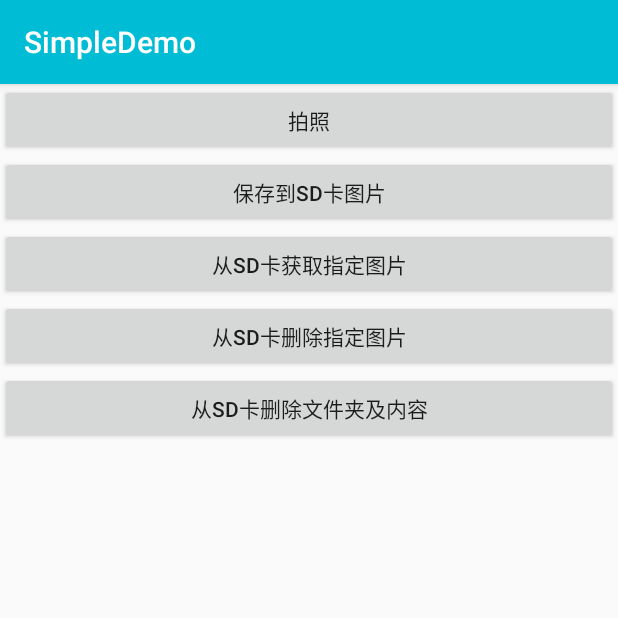
After one commit to dearHaoGeGe/SimpleSample, an Android app: the PicSaveSDActivity screen opened directly, with no data from a screen before it, on a phone screen of 412 x 824 dp, the top half of it. The commit adds this screen. Run offline under Robolectric (Android 15) with nearby library versions, the phone set to English and light mode, and no system bars.

Commit message:
拍照保存SD卡，以及对SD中的图片读取、写入、删除封装类

```diff
--- a/app/src/main/AndroidManifest.xml
+++ b/app/src/main/AndroidManifest.xml
@@ -8,6 +8,8 @@
     <uses-permission android:name="android.permission.WRITE_EXTERNAL_STORAGE" />
     <!--读取SD卡-->
     <uses-permission android:name="android.permission.READ_EXTERNAL_STORAGE" />
+    <!--在SDCard中创建与删除文件权限  -->
+    <uses-permission android:name="android.permission.MOUNT_UNMOUNT_FILESYSTEMS" />
     <!--相机的权限(扫描二维码用到)-->
     <uses-permission android:name="android.permission.CAMERA" />
     <!--允许程序禁用键盘锁-->
@@ -121,6 +123,8 @@
         <activity android:name=".lv_diff_type.LvDifferentTypeAct"/>
         <!-- ListView嵌套ListView -->
         <activity android:name=".lv_nesting_lv.NestOneActivity"/>
+        <!-- 调取相机拍照保存在本地，并且显示出来 -->
+        <activity android:name=".pic_save_sd.PicSaveSDActivity"/>
 
 
         <!-- Service的生命周期 -->
--- /dev/null
+++ b/app/src/main/java/com/my/simplesampletest/pic_save_sd/PicSaveSDActivity.java
@@ -0,0 +1,134 @@
+package com.my.simplesampletest.pic_save_sd;
+
+import android.content.Intent;
+import android.graphics.Bitmap;
+import android.graphics.BitmapFactory;
+import android.net.Uri;
+import android.os.Bundle;
+import android.provider.MediaStore;
+import android.util.Log;
+import android.view.View;
+import android.widget.Button;
+import android.widget.ImageView;
+import android.widget.Toast;
+
+import com.my.simplesampletest.R;
+import com.my.simplesampletest.base.BaseActivity;
+import com.my.simplesampletest.utils.ToastUtil;
+
+import java.io.File;
+import java.text.SimpleDateFormat;
+import java.util.Date;
+
+/**
+ * 调取相机拍照保存在本地，并且显示出来
+ * 从SD卡中 读取Bitmap、保存Bitmap、删除Bitmap、删除文件夹
+ * <p/>
+ * Created by YJH on 2016/10/16.
+ */
+public class PicSaveSDActivity extends BaseActivity implements View.OnClickListener {
+
+    private final String TAG = "结果--->";
+    private Button btn_savePic_PicSaveSDAct;
+    private Button btn_setPic_PicSaveSDAct;
+    private Button btn_delPic_PicSaveSDAct;
+    private Button btn_delDir_PicSaveSDAct;
+    private Button btn_TakePic_PicSaveSDAct;
+    private ImageView iv_pic_PicSaveSDAct;
+    private String currentTime;
+    private static int REQUEST_CODE = 0;
+
+    @Override
+    protected void onCreate(Bundle savedInstanceState) {
+        super.onCreate(savedInstanceState);
+        setContentView(R.layout.activity_pic_save_sd);
+
+        initView();
+        initData();
+    }
+
+    @Override
+    public void initView() {
+        btn_savePic_PicSaveSDAct = (Button) findViewById(R.id.btn_savePic_PicSaveSDAct);
+        btn_setPic_PicSaveSDAct = (Button) findViewById(R.id.btn_setPic_PicSaveSDAct);
+        btn_delPic_PicSaveSDAct = (Button) findViewById(R.id.btn_delPic_PicSaveSDAct);
+        btn_delDir_PicSaveSDAct = (Button) findViewById(R.id.btn_delDir_PicSaveSDAct);
+        btn_TakePic_PicSaveSDAct = (Button) findViewById(R.id.btn_TakePic_PicSaveSDAct);
+        iv_pic_PicSaveSDAct = (ImageView) findViewById(R.id.iv_pic_PicSaveSDAct);
+    }
+
+    @Override
+    public void initData() {
+        btn_savePic_PicSaveSDAct.setOnClickListener(this);
+        btn_setPic_PicSaveSDAct.setOnClickListener(this);
+        btn_delPic_PicSaveSDAct.setOnClickListener(this);
+        btn_delDir_PicSaveSDAct.setOnClickListener(this);
+        btn_TakePic_PicSaveSDAct.setOnClickListener(this);
+    }
+
+    @Override
+    public void onClick(View v) {
+        switch (v.getId()) {
+            case R.id.btn_savePic_PicSaveSDAct:
+                Bitmap bitmap = BitmapFactory.decodeResource(getResources(), R.mipmap.health);
+                if (SaveAndReadPic.savePic(bitmap, "sss")) {
+                    ToastUtil.showToast(this, "保存成功~");
+                } else {
+                    ToastUtil.showToast(this, "保存失败~");
+                }
+                break;
+
+            case R.id.btn_TakePic_PicSaveSDAct:
+                Intent intent = new Intent(MediaStore.ACTION_IMAGE_CAPTURE);
+                File outDir = new File(SaveAndReadPic.outPath);
+                if (!outDir.exists()) {
+                    outDir.mkdirs();
+                }
+                SimpleDateFormat sdf = new SimpleDateFormat("yyyyMMddHHmmss");
+                File outFile = new File(outDir, sdf.format(new Date(System.currentTimeMillis())) + ".jpg");
+                currentTime = outFile.getAbsolutePath();
+                intent.putExtra(MediaStore.EXTRA_OUTPUT, Uri.fromFile(outFile));
+                startActivityForResult(intent, REQUEST_CODE);
+                break;
+
+            case R.id.btn_setPic_PicSaveSDAct:
+                if (null == SaveAndReadPic.readPic("sss")) {
+                    Toast.makeText(this, "Bitmap为空~", Toast.LENGTH_SHORT).show();
+                }
+                iv_pic_PicSaveSDAct.setImageBitmap(SaveAndReadPic.readPic("sss"));
+                break;
+
+            case R.id.btn_delPic_PicSaveSDAct:
+                if (SaveAndReadPic.delPic("sss")) {
+                    Toast.makeText(this, "删除成功~", Toast.LENGTH_SHORT).show();
+                } else {
+                    Toast.makeText(this, "删除失败~", Toast.LENGTH_SHORT).show();
+                }
+                break;
+
+            case R.id.btn_delDir_PicSaveSDAct:
+                if (SaveAndReadPic.delDir(SaveAndReadPic.outPath)) {
+                    Toast.makeText(this, "删除文件夹成功~", Toast.LENGTH_SHORT).show();
+                } else {
+                    Toast.makeText(this, "删除文件夹失败~", Toast.LENGTH_SHORT).show();
+                }
+                SaveAndReadPic.RecursionDeleteFile(new File(SaveAndReadPic.outPath));
+                break;
+        }
+    }
+
+    @Override
+    protected void onActivityResult(int requestCode, int resultCode, Intent data) {
+        super.onActivityResult(requestCode, resultCode, data);
+        Log.d(TAG, "请求码=" + requestCode + "     结果码=" + resultCode);
+        if (requestCode == REQUEST_CODE && resultCode == RESULT_OK) {
+            iv_pic_PicSaveSDAct.setImageBitmap(SaveAndReadPic.BitmapToSmaill(BitmapFactory.decodeFile(currentTime), 600));
+        }
+    }
+
+    @Override
+    protected void onNewIntent(Intent intent) {
+        super.onNewIntent(intent);
+        Toast.makeText(this, "onNewIntent", Toast.LENGTH_SHORT).show();
+    }
+}
--- /dev/null
+++ b/app/src/main/res/layout/activity_pic_save_sd.xml
@@ -0,0 +1,45 @@
+<?xml version="1.0" encoding="utf-8"?>
+<LinearLayout xmlns:android="http://schemas.android.com/apk/res/android"
+    android:layout_width="match_parent"
+    android:layout_height="match_parent"
+    android:orientation="vertical">
+
+    <Button
+        android:id="@+id/btn_TakePic_PicSaveSDAct"
+        android:layout_width="match_parent"
+        android:layout_height="wrap_content"
+        android:text="拍照" />
+
+    <Button
+        android:id="@+id/btn_savePic_PicSaveSDAct"
+        android:layout_width="match_parent"
+        android:layout_height="wrap_content"
+        android:text="保存到SD卡图片" />
+
+    <Button
+        android:id="@+id/btn_setPic_PicSaveSDAct"
+        android:layout_width="match_parent"
+        android:layout_height="wrap_content"
+        android:text="从SD卡获取指定图片" />
+
+    <Button
+        android:id="@+id/btn_delPic_PicSaveSDAct"
+        android:layout_width="match_parent"
+        android:layout_height="wrap_content"
+        android:text="从SD卡删除指定图片" />
+
+    <Button
+        android:id="@+id/btn_delDir_PicSaveSDAct"
+        android:layout_width="match_parent"
+        android:layout_height="wrap_content"
+        android:text="从SD卡删除文件夹及内容" />
+
+    <ImageView
+        android:id="@+id/iv_pic_PicSaveSDAct"
+        android:layout_width="wrap_content"
+        android:layout_height="wrap_content"
+        android:layout_gravity="center"
+        android:scaleType="centerCrop"
+        android:src="@null" />
+
+</LinearLayout>
```
Also changed, not shown: app/src/main/java/com/my/simplesampletest/main/MainActivity.java (+7 -1 lines), app/src/main/java/com/my/simplesampletest/pic_save_sd/SaveAndReadPic.java (added, +215 -0 lines).
